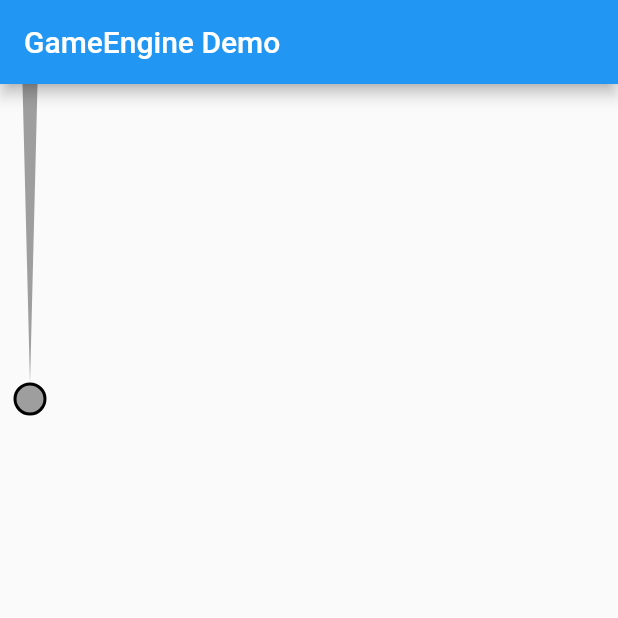
After one commit to ryujt/flutter-game-engine, a Flutter app: the screen it shows after launch, on a phone screen of 412 x 824 dp, the top half of it. The commit adds this screen. Run offline on Flutter 3.47's test engine with Material 2 defaults, Android fonts, the phone set to English and light mode, and no system bars; our stand-ins replace get.

Commit message:
VolumeSlider 예제 추가

```diff
--- /dev/null
+++ b/lib/components/volume_slider.dart
@@ -0,0 +1,96 @@
+import 'package:flutter/material.dart';
+
+import '../game_engine.dart';
+
+typedef VolumeSliderCallback = void Function(double volume);
+
+class VolumeSlider extends StatelessWidget {
+  final VolumeSliderCallback onChanged;
+  final double min;
+  final double max;
+  final double width;
+  final double height;
+
+  VolumeSlider({required this.onChanged, required this.min, required this.max, required this.width, required this.height}) {
+    _sliderThumb = SliderThumb(this);
+    _gameEngine.getControls().addControl(_sliderThumb);
+  }
+
+  @override
+  Widget build(BuildContext context) {
+    return Positioned(
+        top: 40,
+        left: 0,
+        child: Container(
+            width: width,
+            height: height,
+            child: _gameEngine.getCustomPaint()));
+  }
+
+  void setVolume(double value) {
+    _sliderThumb.setVolume(value);
+  }
+
+  late SliderThumb _sliderThumb;
+  final _gameEngine = GameEngine();
+}
+
+class SliderThumb extends GameControl {
+  SliderThumb(VolumeSlider volumeSlider) {
+    _volumeSlider = volumeSlider;
+    _size = _volumeSlider!.max - _volumeSlider!.min;
+    _height = _volumeSlider!.height;
+
+    x = 10;
+    y = _volumeSlider!.height;
+    width = 20;
+    height = 20;
+    paint.style = PaintingStyle.fill;
+    paint.strokeWidth = 2;
+
+    _path.moveTo(_volumeSlider!.width / 2, _volumeSlider!.height);
+    _path.lineTo((_volumeSlider!.width / 2) - 5, 0);
+    _path.lineTo((_volumeSlider!.width / 2) + 5, 0);
+    _path.lineTo(_volumeSlider!.width / 2, _volumeSlider!.height);
+    _path.lineTo(_volumeSlider!.width / 2, 0);
+  }
+
+  @override
+  void tick(Canvas canvas, int current, int term) {
+    paint.color = Colors.grey;
+    paint.style = PaintingStyle.fill;
+    canvas.drawPath(_path, paint);
+
+    paint.color = Colors.grey;
+    paint.style = PaintingStyle.fill;
+    canvas.drawCircle(Offset(x + width / 2, y + height / 2), width / 2, paint);
+
+    paint.color = Colors.black;
+    paint.style = PaintingStyle.stroke;
+    canvas.drawCircle(Offset(x + width / 2, y + height / 2), width / 2, paint);
+  }
+
+  void setVolume(double value) {
+    y = _height - value * _height / _size;
+  }
+
+  void onHorizontalDragStart(DragStartDetails details) {
+    bringToFront();
+  }
+
+  void onHorizontalDragUpdate(DragUpdateDetails details) {
+    y = details.localPosition.dy - startY;
+    if (y < 0) y = 0;
+    if (y > _height) y = _height;
+
+    double volume = _size * (_height - y) / _height;
+    if (volume < _volumeSlider!.min) volume = _volumeSlider!.min;
+    if (volume > _volumeSlider!.max) volume = _volumeSlider!.max;
+    _volumeSlider?.onChanged(volume);
+  }
+
+  final _path = Path();
+  double _height = 0;
+  double _size = 0;
+  VolumeSlider? _volumeSlider;
+}
--- /dev/null
+++ b/lib/sample_000.dart
@@ -0,0 +1,24 @@
+import 'package:flutter/material.dart';
+import 'game_engine.dart';
+
+class Sample000 extends StatelessWidget {
+  Sample000({Key? key}) : super(key: key) {
+    _gameEngine.start();
+  }
+
+  @override
+  Widget build(BuildContext context) {
+    return Scaffold(
+        appBar: AppBar(
+          title: const Text("GameEngine Demo"),
+        ),
+        body: SizedBox(
+            width: double.infinity,
+            height: double.infinity,
+            child: _gameEngine.getCustomPaint()
+        )
+    );
+  }
+
+  final _gameEngine = GameEngine();
+}
--- /dev/null
+++ b/lib/sample_002.dart
@@ -0,0 +1,27 @@
+import 'package:flutter/material.dart';
+import 'components/volume_slider.dart';
+
+class Sample002 extends StatelessWidget {
+  Sample002({Key? key}) : super(key: key) {
+  }
+
+  @override
+  Widget build(BuildContext context) {
+    return Scaffold(
+        appBar: AppBar(
+          title: const Text("GameEngine Demo"),
+        ),
+        body: SizedBox(
+            width: double.infinity,
+            height: double.infinity,
+            child: VolumeSlider(
+                min: 0,
+                max: 100,
+                width: 40,
+                height: 200,
+                onChanged: (double volume) { print(volume); },
+              )
+        )
+    );
+  }
+}
```
Also changed, not shown: lib/main.dart (+3 -146 lines), lib/sample_001.dart (added, +144 -0 lines).
